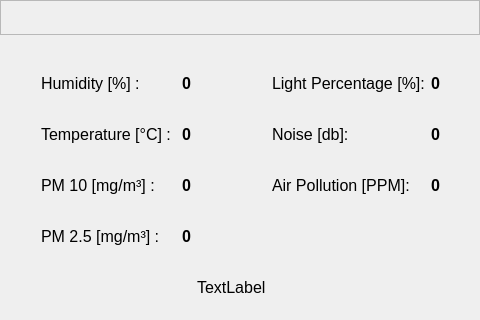
Before: the Qt Designer form src/SMAUG_2018/mainwindow.ui in PaoloCanofari/Seeweb-IoT-Demo-project, drawn with Qt 5.
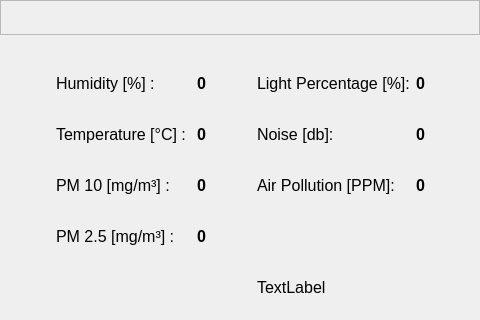
After: the same form once the commit is applied.

Commit message: SMAUG_2018 source update

```diff
--- a/src/SMAUG_2018/mainwindow.ui
+++ b/src/SMAUG_2018/mainwindow.ui
@@ -219,13 +219,6 @@
        </property>
       </widget>
      </item>
-     <item row="5" column="3">
-      <widget class="QLabel" name="label">
-       <property name="text">
-        <string>TextLabel</string>
-       </property>
-      </widget>
-     </item>
      <item row="1" column="1">
       <widget class="QLabel" name="label_3">
        <property name="font">
@@ -413,6 +406,26 @@
        </property>
       </spacer>
      </item>
+     <item row="3" column="3">
+      <spacer name="horizontalSpacer_7">
+       <property name="orientation">
+        <enum>Qt::Horizontal</enum>
+       </property>
+       <property name="sizeHint" stdset="0">
+        <size>
+         <width>40</width>
+         <height>20</height>
+        </size>
+       </property>
+      </spacer>
+     </item>
+     <item row="5" column="4">
+      <widget class="QLabel" name="label">
+       <property name="text">
+        <string>TextLabel</string>
+       </property>
+      </widget>
+     </item>
     </layout>
    </widget>
   </widget>
```
Left out of the diff: 13 changed lines with no effect on the pictures. The commit also changes 1 other file.
